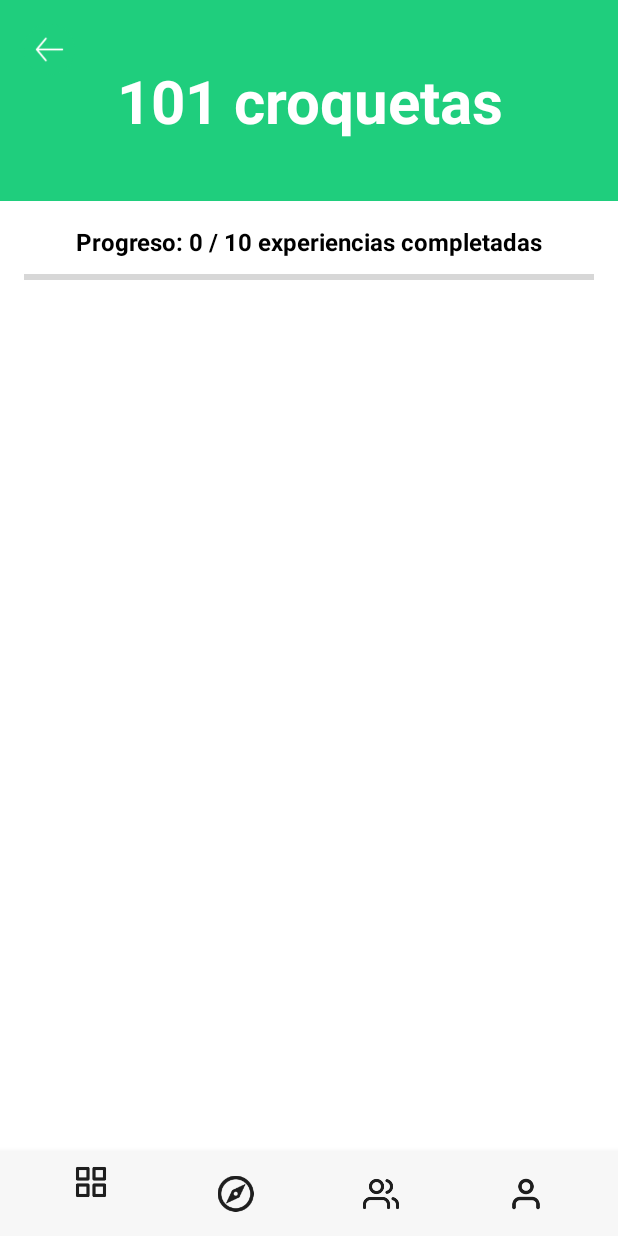
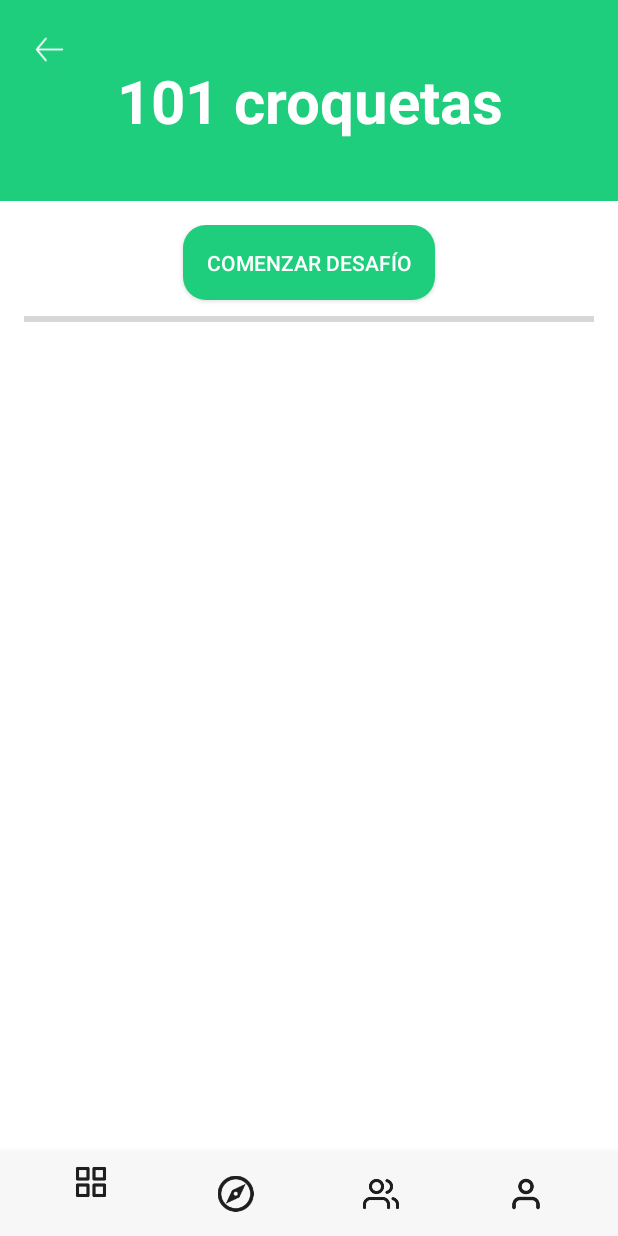
Before and after one commit to Pexel14/G1ProyectoIntegrador, an Android app: the ListadoExperienciasFragment screen opened through its navigation route, on a phone screen of 412 x 824 dp. Run offline under Robolectric (Android 15) with nearby library versions, the phone set to English and light mode, and no system bars; our stand-ins replace Firebase (no records; nobody signed in at launch, a user with empty details on screens opened directly), Picasso, navigation-ui; pictures from the network do not load.

Commit message:
Empezar desafio

```diff
--- a/app/src/main/java/dam/pmdm/a101pipas/experiencias/ListadoExperienciasFragment.java
+++ b/app/src/main/java/dam/pmdm/a101pipas/experiencias/ListadoExperienciasFragment.java
@@ -1,10 +1,10 @@
 package dam.pmdm.a101pipas.experiencias;
 
 import android.os.Bundle;
+import android.util.Log;
 import android.view.LayoutInflater;
 import android.view.View;
 import android.view.ViewGroup;
-import android.widget.Toast;
 
 import androidx.annotation.NonNull;
 import androidx.annotation.Nullable;
@@ -18,7 +18,6 @@ import java.util.List;
 
 import dam.pmdm.a101pipas.R;
 import dam.pmdm.a101pipas.databinding.FragmentListadoExperienciasBinding;
-import dam.pmdm.a101pipas.databinding.ListExperienciasBinding;
 import dam.pmdm.a101pipas.geolocalizacion.GeolocalizacionViewModel;
 import dam.pmdm.a101pipas.models.Experiencia;
 
@@ -31,6 +30,8 @@ public class ListadoExperienciasFragment extends Fragment {
     private List<Experiencia> experienciaList;
 
     private FragmentListadoExperienciasBinding binding;
+
+    private boolean[] desafioEmpezado = {false};
 
     @Nullable
     @Override
@@ -54,7 +55,7 @@ public class ListadoExperienciasFragment extends Fragment {
             if (experiencia.getLatLng() != null) {
                 geolocalizacionViewModel.setDestinoExperiencia(experiencia.getLatLng());
 
-                Navigation.findNavController(view).navigate(R.id.navigation_geolocalizacion);
+//                Navigation.findNavController(view).navigate(R.id.navigation_geolocalizacion);
             }
         });
 
@@ -73,6 +74,46 @@ public class ListadoExperienciasFragment extends Fragment {
             }
         });
 
+        desafioEmpezado();
+
+//        binding.btnMeterseADesafio.setOnClickListener(v -> {
+//            viewModel.aniadirDesafioAUsuario();
+//            desafioEmpezado(); // Vuelve a comprobar si el desafio está empezado para mostrar el progreso
+//        });
+
+        binding.btnMeterseADesafio.setOnClickListener(v -> {
+            viewModel.aniadirDesafioAUsuario(resultado -> {
+                if (resultado) {
+                    // Actualiza la UI si el desafío fue agregado correctamente
+                    desafioEmpezado();
+                }
+            });
+        });
+
+
+    }
+
+    private void desafioEmpezado() {
+        viewModel.desafioEmpezado(new ListadoExperienciasViewModel.OnResultListener() {
+            @Override
+            public void onResult(boolean resultado) {
+                // Asignamos el resultado al objeto Boolean
+                desafioEmpezado[0] = resultado;
+
+                // Si el desafío está empezado, muestra el progreso, y sino, muestra el botón para unirse
+                if (desafioEmpezado[0]) {
+                    binding.tvProgress.setVisibility(View.VISIBLE);
+                    binding.btnMeterseADesafio.setVisibility(View.GONE);
+                } else {
+                    binding.btnMeterseADesafio.setVisibility(View.VISIBLE);
+                    binding.tvProgress.setVisibility(View.GONE);
+                }
+            }
+        });
+    }
+
+    private boolean[] getDesafioEmpezado() {
+        return desafioEmpezado;
     }
 
     private void actualizarProgreso(Integer progreso) {
--- a/app/src/main/java/dam/pmdm/a101pipas/experiencias/ListadoExperienciasViewModel.java
+++ b/app/src/main/java/dam/pmdm/a101pipas/experiencias/ListadoExperienciasViewModel.java
@@ -7,6 +7,9 @@ import androidx.lifecycle.LiveData;
 import androidx.lifecycle.MutableLiveData;
 import androidx.lifecycle.ViewModel;
 
+import com.google.android.gms.tasks.OnCompleteListener;
+import com.google.android.gms.tasks.Task;
+import com.google.firebase.auth.FirebaseAuth;
 import com.google.firebase.database.DataSnapshot;
 import com.google.firebase.database.DatabaseError;
 import com.google.firebase.database.DatabaseReference;
@@ -23,6 +26,8 @@ public class ListadoExperienciasViewModel extends ViewModel {
 
     private static int total = 0;
 
+    private Long idReal;
+
     private final DatabaseReference database = FirebaseDatabase.getInstance().getReference();
 
     private final MutableLiveData<String> desafioId = new MutableLiveData<>();
@@ -36,6 +41,8 @@ public class ListadoExperienciasViewModel extends ViewModel {
 
     private final MutableLiveData<String> tituloDesafio = new MutableLiveData<>();
     public LiveData<String> getTituloDesafio() { return tituloDesafio; }
+
+    private FirebaseAuth mAuth = FirebaseAuth.getInstance();
 
     public void setIdDesafio(String id) {
         desafioId.setValue(id);
@@ -57,7 +64,7 @@ public class ListadoExperienciasViewModel extends ViewModel {
                                 @Override
                                 public void onDataChange(@NonNull DataSnapshot snapshot2) {
                                     for (DataSnapshot data : snapshot2.getChildren()) {
-                                        Experiencia exp = data.getValue(Experiencia.class);
+                                        Experiencia exp = snapshot2.getValue(Experiencia.class);
 
                                         if (exp != null) {
                                             listaExperiencias.add(exp);
@@ -136,4 +143,94 @@ public class ListadoExperienciasViewModel extends ViewModel {
                     }
                 });
     }
+
+    public void desafioEmpezado(final OnResultListener listener) {
+
+        obtenerIdReal();
+
+        String user = mAuth.getCurrentUser().getEmail().split("@")[0].replace(".", "");
+
+        database.child("usuarios").child(user).addListenerForSingleValueEvent(new ValueEventListener() {
+            @Override
+            public void onDataChange(@NonNull DataSnapshot snapshot) {
+                boolean empezado = false;
+                if (snapshot.exists()) {
+                    String[] desafios = snapshot.child("desafios").getValue(String.class).split(",");
+
+                    for (String desafio : desafios) {
+                        if (desafio.equals(String.valueOf(idReal))) {
+                            empezado = true;
+                            break; // Salir del bucle si se encuentra el desafío
+                        }
+                    }
+                }
+                listener.onResult(empezado); // Pasar el resultado al listener
+            }
+
+            @Override
+            public void onCancelled(@NonNull DatabaseError error) {
+                Log.d("Firebase", "Error al cargar los desafíos del usuario");
+                listener.onResult(false); // Si hay un error, devolvemos false
+            }
+        });
+    }
+
+    private void obtenerIdReal() {
+        database.child("desafios").child(String.valueOf(desafioId.getValue())).addListenerForSingleValueEvent(new ValueEventListener() {
+            @Override
+            public void onDataChange(@NonNull DataSnapshot snapshot) {
+                if (snapshot.exists()) {
+                    idReal = (Long) snapshot.child("id").getValue();
+                    Log.d("VIEW_MODEL", "ID DEL DESAFIO : " + idReal);
+                }
+            }
+
+            @Override
+            public void onCancelled(@NonNull DatabaseError error) {
+
+            }
+        });
+    }
+
+    public void aniadirDesafioAUsuario(OnResultListener listener) {
+        String user = mAuth.getCurrentUser().getEmail().split("@")[0].replace(".", "");
+
+        database.child("usuarios").child(user).addListenerForSingleValueEvent(new ValueEventListener() {
+            @Override
+            public void onDataChange(@NonNull DataSnapshot snapshot) {
+                if (snapshot.exists()) {
+                    String desafios = snapshot.child("desafios").getValue(String.class);
+                    if (desafios == null) desafios = "";
+
+                    if (!desafios.isEmpty()) desafios += ",";
+
+                    desafios += idReal;
+
+                    database.child("usuarios").child(user).child("desafios").setValue(desafios)
+                            .addOnCompleteListener(task -> {
+                                if (task.isSuccessful()) {
+                                    // Llamar a desafioEmpezado SOLO después de que Firebase haya guardado el dato
+                                    desafioEmpezado(listener);
+                                } else {
+                                    Log.e("Firebase", "Error al añadir el desafío al usuario");
+                                    listener.onResult(false); // Si falla, enviamos false
+                                }
+                            });
+                } else {
+                    listener.onResult(false); // Si el usuario no existe, enviamos false
+                }
+            }
+
+            @Override
+            public void onCancelled(@NonNull DatabaseError error) {
+                Log.e("Firebase", "Error en la base de datos: " + error.getMessage());
+                listener.onResult(false);
+            }
+        });
+    }
+
+    // Interfaz para el callback
+    public interface OnResultListener {
+        void onResult(boolean resultado);
+    }
 }
--- a/app/src/main/res/layout/fragment_listado_experiencias.xml
+++ b/app/src/main/res/layout/fragment_listado_experiencias.xml
@@ -5,6 +5,7 @@
     xmlns:tools="http://schemas.android.com/tools"
     android:layout_width="match_parent"
     android:layout_height="match_parent"
+    android:id="@+id/navigation_listado_experiencias"
     tools:context=".experiencias.ListadoExperienciasFragment"
     android:background="@color/white">
 
@@ -72,7 +73,19 @@
             android:textSize="16sp"
             android:textColor="@color/black"
             android:textStyle="bold"
-            android:gravity="center" />
+            android:gravity="center"
+            android:visibility="gone"/>
+
+        <Button
+            android:id="@+id/btnMeterseADesafio"
+            android:layout_width="wrap_content"
+            android:layout_height="wrap_content"
+            android:layout_gravity="center"
+            android:padding="@dimen/separacion_mediana_quince"
+            android:text="@string/comenzar_desafio_listado_experiencias"
+            android:textColor="@color/white"
+            android:background="@drawable/rounded_corner_button"
+            android:visibility="gone"/>
 
         <ProgressBar
             android:id="@+id/progressBar"
--- a/app/src/main/res/values/strings.xml
+++ b/app/src/main/res/values/strings.xml
@@ -159,4 +159,5 @@
     <string name="login_bienvenido_app">Bienvenido a 101 Pipas</string>
     <string name="crear_grupo">Crear Grupo</string>
     <string name="amigos">Amigos :</string>
+    <string name="comenzar_desafio_listado_experiencias">Comenzar desafío</string>
 </resources>
```
Also changed, not shown: app/src/main/java/dam/pmdm/a101pipas/desafios/descubrir/TarjetaDesafioDescubrirFragment.java (+8 -6 lines), app/src/main/java/dam/pmdm/a101pipas/desafios/inicio/TarjetaDesafioInicioFragment.java (+11 -1 lines).
